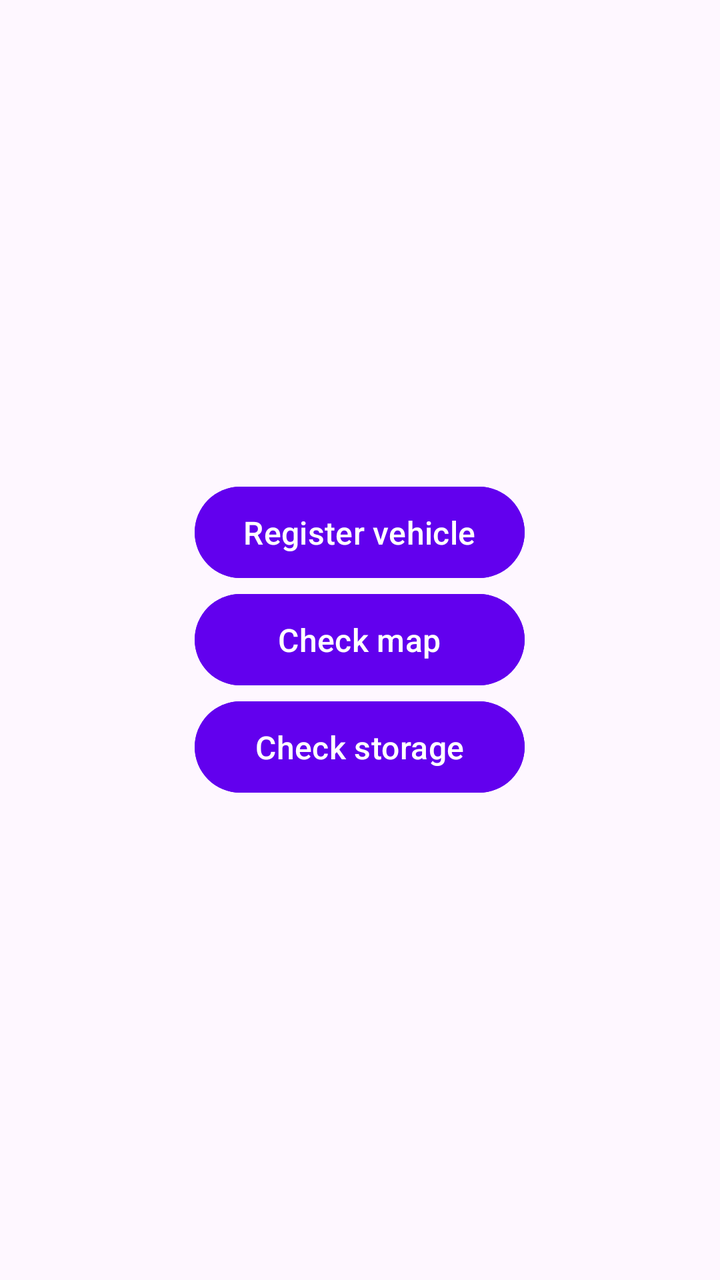
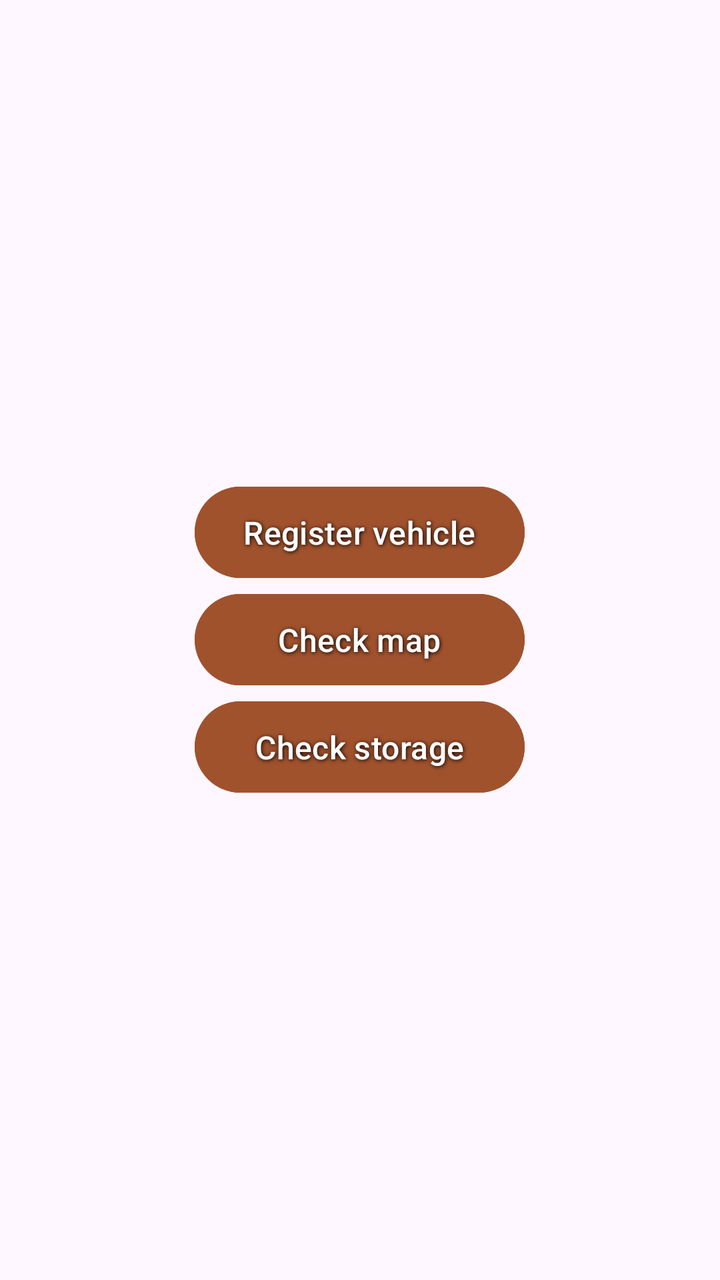

The first picture is an Android layout as it rendered before a commit; the second is the same layout after the commit. The layout source and the unified diff follow.
<!-- AndroidManifest.xml: application theme Theme.ProjectDroid -->
<!-- res/layout/activity_main.xml -->
<?xml version="1.0" encoding="utf-8"?>
<LinearLayout xmlns:android="http://schemas.android.com/apk/res/android"
    android:layout_width="match_parent"
    android:layout_height="match_parent"
    android:gravity="center"
    android:orientation="vertical"
    android:padding="24dp">


    <Button
        android:id="@+id/respectBotton"
        android:layout_width="165dp"
        android:layout_height="wrap_content"
        android:backgroundTint="#6200EE"
        android:paddingHorizontal="24dp"
        android:paddingVertical="12dp"
        android:text="Register vehicle"
        android:textColor="#FFFFFF"
        android:textSize="16sp" />

    <Button
        android:id="@+id/mapBotton"
        android:layout_width="165dp"
        android:layout_height="wrap_content"
        android:backgroundTint="#6200EE"
        android:paddingHorizontal="24dp"
        android:paddingVertical="12dp"
        android:text="Check map"
        android:textColor="#FFFFFF"
        android:textSize="16sp" />

    <Button
        android:id="@+id/storageBotton"
        android:layout_width="165dp"
        android:layout_height="wrap_content"
        android:backgroundTint="#6200EE"
        android:paddingHorizontal="24dp"
        android:paddingVertical="12dp"
        android:text="Check storage"
        android:textColor="#FFFFFF"
        android:textSize="16sp" />




</LinearLayout>
<!-- resources referenced by this layout -->
<resources>
  <style name="Theme.ProjectDroid" parent="Base.Theme.ProjectDroid" />
  <style name="Base.Theme.ProjectDroid" parent="Theme.Material3.DayNight.NoActionBar">
          
          
      </style>
</resources>

<!-- the commit's change to res/layout/activity_main.xml (unified diff, before → after) -->
@@ -11,34 +11,46 @@
         android:id="@+id/respectBotton"
         android:layout_width="165dp"
         android:layout_height="wrap_content"
-        android:backgroundTint="#6200EE"
+        android:backgroundTint="#A0522D"
         android:paddingHorizontal="24dp"
         android:paddingVertical="12dp"
         android:text="Register vehicle"
         android:textColor="#FFFFFF"
-        android:textSize="16sp" />
+        android:textSize="16sp"
+        android:shadowColor="#000000"
+        android:shadowDx="1"
+        android:shadowDy="1"
+        android:shadowRadius="5" />
 
     <Button
         android:id="@+id/mapBotton"
         android:layout_width="165dp"
         android:layout_height="wrap_content"
-        android:backgroundTint="#6200EE"
+        android:backgroundTint="#A0522D"
         android:paddingHorizontal="24dp"
         android:paddingVertical="12dp"
         android:text="Check map"
         android:textColor="#FFFFFF"
-        android:textSize="16sp" />
+        android:textSize="16sp"
+        android:shadowColor="#000000"
+        android:shadowDx="1"
+        android:shadowDy="1"
+        android:shadowRadius="5" />
 
     <Button
         android:id="@+id/storageBotton"
         android:layout_width="165dp"
         android:layout_height="wrap_content"
-        android:backgroundTint="#6200EE"
+        android:backgroundTint="#A0522D"
         android:paddingHorizontal="24dp"
         android:paddingVertical="12dp"
         android:text="Check storage"
         android:textColor="#FFFFFF"
-        android:textSize="16sp" />
+        android:textSize="16sp"
+        android:shadowColor="#000000"
+        android:shadowDx="1"
+        android:shadowDy="1"
+        android:shadowRadius="5" />
 
 
 
